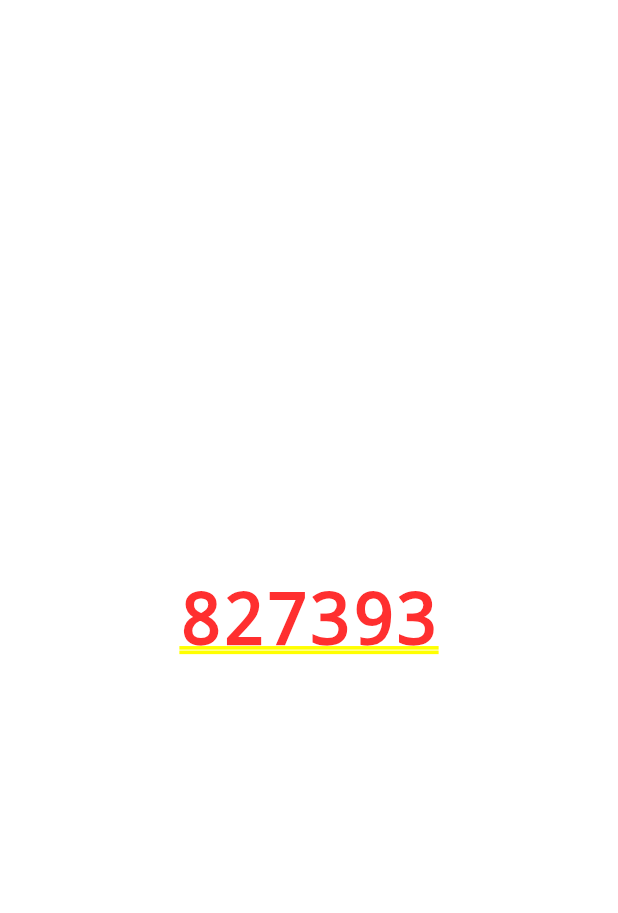
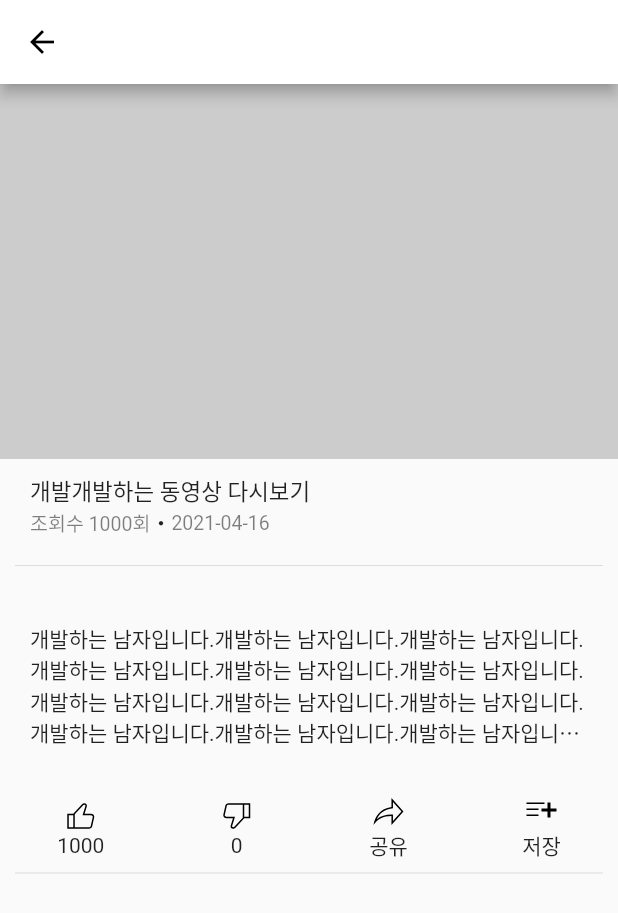
Before and after one commit to SHINDONGDONG/flutter_youtube_clone, a Flutter app: the screen it shows after launch, after a tap on an icon or button, on a phone screen of 412 x 824 dp. Shown: the top 913 px of the screen. Run offline on Flutter 3.47's test engine with Material 2 defaults, Android fonts, the phone set to English and light mode, and no system bars; our stand-ins replace flutter_svg, get; network calls fail.

Commit message:
Detail title,description,button

```diff
--- a/lib/src/components/youtube_detail.dart
+++ b/lib/src/components/youtube_detail.dart
@@ -1,13 +1,97 @@
 import 'package:flutter/material.dart';
+import 'package:flutter_svg/flutter_svg.dart';
 import 'package:get/get.dart';
 
 class YoutubeDetail extends StatelessWidget {
+  Widget _titleZone() {
+    return Container(
+      padding: EdgeInsets.symmetric(vertical: 10,horizontal: 20),
+      child: Column(
+        crossAxisAlignment: CrossAxisAlignment.stretch, //영역을 늘려주면서 왼쪽정렬이됨
+        children: [
+          Text(
+            '개발개발하는 동영상 다시보기',
+            style: TextStyle(fontSize: 15),
+          ),
+          Row(
+            children: [
+              Text('조회수 1000회',style: TextStyle(fontSize: 13,
+                  color: Colors.black.withOpacity(0.5)),),
+              Text('・'),
+              Text('2021-04-16',style: TextStyle(fontSize: 13,
+                  color: Colors.black.withOpacity(0.5)),),
+
+            ],
+          ),
+        ],
+      ),
+    );
+  }
+
+  Widget _descriptionZone(){
+    return Padding(
+      padding: const EdgeInsets.symmetric(horizontal: 20,vertical: 30),
+      child: Text(
+        '개발하는 남자입니다.개발하는 남자입니다.개발하는 남자입니다.개발하는 남자입니다.'
+            '개발하는 남자입니다.개발하는 남자입니다.개발하는 남자입니다.개발하는 남자입니다.'
+            '개발하는 남자입니다.개발하는 남자입니다.개발하는 남자입니다.개발하는 남자입니다.'
+            '개발하는 남자입니다.',
+        style: TextStyle(fontSize: 14),
+        maxLines: 4,overflow: TextOverflow.ellipsis,
+      ),
+    );
+  }
+
+  Widget _buttonOne(String iconPath,String text){
+    return Column(
+      children: [
+        SvgPicture.asset("assets/svg/icons/${iconPath}.svg"),
+        Text(text),
+      ],
+    );
+  }
+  Widget _buttonZone(){
+    return Row(
+      mainAxisAlignment: MainAxisAlignment.spaceAround,
+      children: [
+        _buttonOne('like', "1000"),
+        _buttonOne('dislike', "0"),
+        _buttonOne('share', "공유"),
+        _buttonOne('save', "저장"),
+      ],
+    );
+  }
+
+  Widget _description() {
+    //내용이 길어지면 스크롤이 가능하도록 싱글차일드 스크롤뷰로 리턴해줌
+    return SingleChildScrollView(
+      child: Column(
+        children: [
+          _titleZone(),
+          Divider(indent: 10,endIndent: 10,),
+          _descriptionZone(),
+          _buttonZone(),
+          Divider(indent: 10,endIndent: 10,),
+        ],
+      ),
+    );
+  }
+
   @override
   Widget build(BuildContext context) {
-    return Container(
-      child: Center(
-        //넘어올 Named 파라메터를 받음 Get.parameters[""]
-        child: Text(Get.parameters["videoId"]),
+    return Scaffold(
+      appBar: AppBar(),
+      body: Column(
+        children: [
+          //상단에 유튜브 플레이어가 들어올 영역을 확보해놓는다.
+          Container(
+            height: 250,
+            color: Colors.grey.withOpacity(0.5),
+          ),
+          Expanded(
+            child: _description(),
+          ),
+        ],
       ),
     );
   }
```
